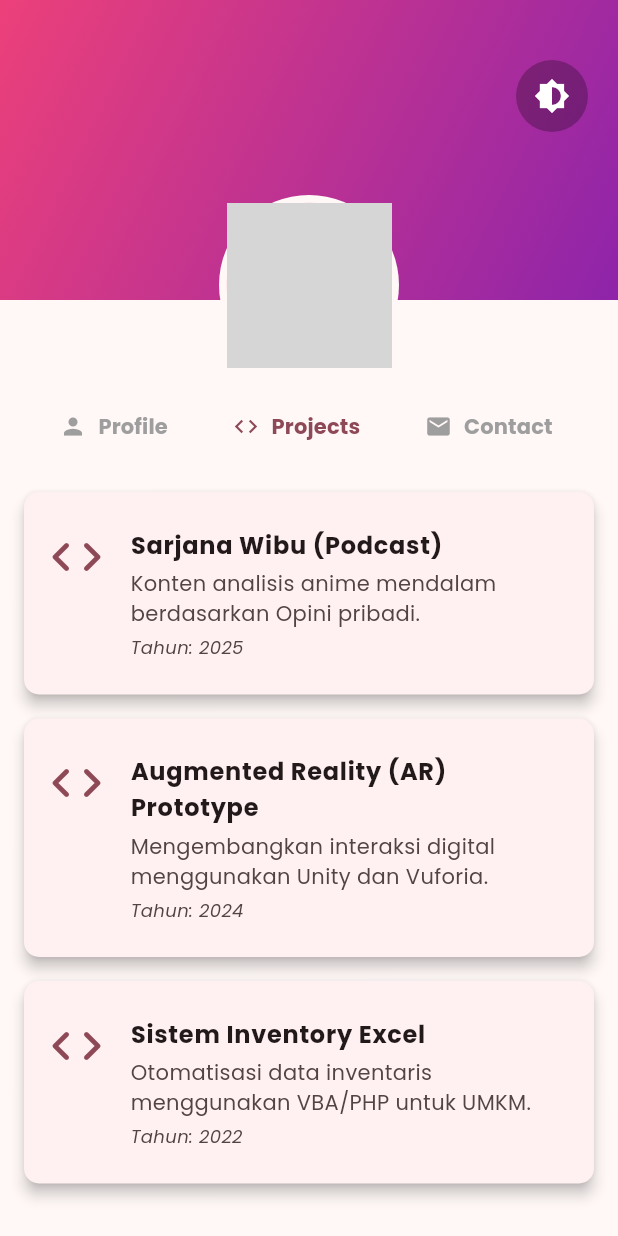
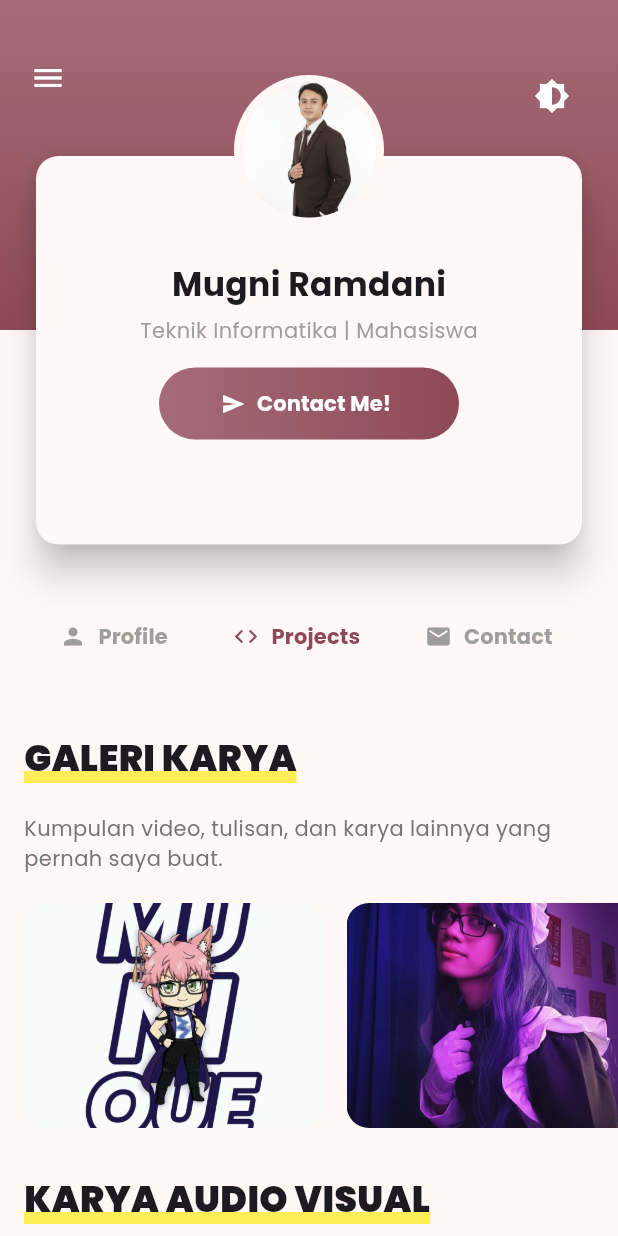
Before and after one commit to mynameismunique/flutter-portofolio, a Flutter app: the screen it shows after launch, after a tap on "Projects", on a phone screen of 412 x 824 dp. Run offline on Flutter 3.47's test engine with Material 3 defaults, Android fonts, the phone set to English and light mode, and no system bars; our stand-ins replace google_fonts; grey boxes are pictures that could not be loaded.

Commit message:
Update tampilan dan tata letak

```diff
--- a/lib/data/app_data.dart
+++ b/lib/data/app_data.dart
@@ -1,8 +1,5 @@
-// lib/data/app_data.dart
-
 import 'package:flutter/material.dart';
-import 'package:font_awesome_flutter/font_awesome_flutter.dart';
-import 'package:uts_mobile_munique/models/profile_model.dart'; // Import model Profile
+import '../models/profile_model.dart';
 
 final Profile userProfile = Profile(
   nama: 'Mugni Ramdani',
@@ -10,12 +7,23 @@ final Profile userProfile = Profile(
   jurusan: 'Teknik Informatika',
   email: 'Mugniramdani@outlook.com',
   telepon: '+62 815-7993-3021',
-  fotoUrl: 'https://munique.my.id/assets/img/profile.jpg',
+  fotoPath: 'assets/img/profile_photo.jpg',
   hobi: ['Writing Fiction', 'Cosplay', 'Anime Analysis', 'Podcasting'],
   skill: ['Flutter', 'PHP', 'Java', 'Writing', 'Unity AR/VR'],
-  status: Status.creativeTechnologist,
 );
 
+const String bioText =
+  "Bagi saya, semuanya berawal dari sebuah cerita. Halo, saya Munique, seorang kreator digital dari Bandung yang menemukan cara untuk bercerita melalui desain dan kode. "
+  "Kecintaan pada tulisan membawa saya ke dunia teknologi, tempat saya bisa membangun \"panggung\" digital untuk berbagai ide.";
+
+const String headerAssetPath = 'assets/img/header_bg.jpg';
+
+final List<String> galleryImagePaths = const [
+  'assets/img/slide_img1.jpeg',
+  'assets/img/slide_img2.jpg',
+  'assets/img/slide_img3.jpg',
+  'assets/img/slide_img4.jpg',
+];
 
 final List<Map<String, String>> projectData = const [
   {
@@ -37,8 +45,8 @@ final List<Map<String, String>> projectData = const [
 
 
 final List<Map<String, dynamic>> contactData = const [
-  {'label': 'GitHub', 'icon': FontAwesomeIcons.github, 'url': 'https://github.com/yourusername'},
-  {'label': 'LinkedIn', 'icon': FontAwesomeIcons.linkedin, 'url': 'https://linkedin.com/in/yourprofile'},
-  {'label': 'Instagram', 'icon': FontAwesomeIcons.instagram, 'url': 'https://instagram.com/munique_arts'},
+  {'label': 'GitHub', 'icon': Icons.code, 'url': 'https://github.com/yourusername'},
+  {'label': 'LinkedIn', 'icon': Icons.business_center, 'url': 'https://linkedin.com/in/yourprofile'},
+  {'label': 'Instagram', 'icon': Icons.camera_alt, 'url': 'https://instagram.com/munique_arts'},
   {'label': 'Email', 'icon': Icons.email, 'url': 'mailto:contact@munique.my.id'},
 ];
--- a/lib/main.dart
+++ b/lib/main.dart
@@ -27,6 +27,7 @@ class _MyAppState extends State<MyApp> {
     return MaterialApp(
       title: 'UTS Munique Profile',
       debugShowCheckedModeBanner: false,
+
       theme: ThemeData(
         useMaterial3: true,
         colorScheme: ColorScheme.fromSeed(
@@ -35,14 +36,16 @@ class _MyAppState extends State<MyApp> {
         ),
         textTheme: GoogleFonts.poppinsTextTheme(ThemeData.light().textTheme),
       ),
+
       darkTheme: ThemeData(
         useMaterial3: true,
         colorScheme: ColorScheme.fromSeed(
-          seedColor: Colors.pink,
+          seedColor: Colors.amber.shade300,
           brightness: Brightness.dark,
         ),
         textTheme: GoogleFonts.poppinsTextTheme(ThemeData.dark().textTheme),
       ),
+
       themeMode: _isDarkMode ? ThemeMode.dark : ThemeMode.light,
 
       home: ProfilePage(toggleTheme: toggleTheme),
--- a/lib/models/profile_model.dart
+++ b/lib/models/profile_model.dart
@@ -1,9 +1,18 @@
-enum Status { mahasiswa, creativeTechnologist, contentCreator }
+enum StatusType { creative, content }
 
 enum ProfileView {
   detail,
   projects,
   hobbies
+}
+
+extension StatusExtension on StatusType {
+  String get label {
+    switch (this) {
+      case StatusType.creative: return 'Creative Technologist';
+      case StatusType.content: return 'Content Creator';
+    }
+  }
 }
 
 class Profile {
@@ -12,10 +21,9 @@ class Profile {
   final String jurusan;
   final String email;
   final String telepon;
-  final String fotoUrl;
+  final String fotoPath;
   final List<String> hobi;
   final List<String> skill;
-  final Status status;
 
   Profile({
     required this.nama,
@@ -23,17 +31,8 @@ class Profile {
     required this.jurusan,
     required this.email,
     required this.telepon,
-    required this.fotoUrl,
+    required this.fotoPath,
     required this.hobi,
     required this.skill,
-    required this.status,
   });
-
-  String get statusLabel {
-    switch (status) {
-      case Status.mahasiswa: return 'Mahasiswa';
-      case Status.creativeTechnologist: return 'Creative Technologist';
-      case Status.contentCreator: return 'Content Creator';
-    }
-  }
 }
--- a/lib/pages/profile_page.dart
+++ b/lib/pages/profile_page.dart
@@ -1,10 +1,10 @@
 import 'package:flutter/material.dart';
 import 'package:google_fonts/google_fonts.dart';
-import 'package:font_awesome_flutter/font_awesome_flutter.dart';
 import '../models/profile_model.dart';
 import '../widgets/info_card.dart';
 import '../widgets/skill_item.dart';
 import '../data/app_data.dart';
+import '../widgets/highlight_title.dart';
 
 class ProfilePage extends StatefulWidget {
   final VoidCallback toggleTheme;
@@ -16,14 +16,117 @@ class ProfilePage extends StatefulWidget {
 
 class _ProfilePageState extends State<ProfilePage> {
   ProfileView _currentView = ProfileView.detail;
+  StatusType? _activeStatus;
+
+  String get currentStatusText {
+    String base = userProfile.jurusan;
+    if (_activeStatus != null) {
+      base += ' | ${_activeStatus!.label}';
+    } else {
+      base += ' | Mahasiswa';
+    }
+    return base;
+  }
+
+  Color getRandomColor(int index, Brightness brightness) {
+    List<Color> lightColors = [Colors.pink.shade300, Colors.purple.shade300, Colors.teal.shade300, Colors.blue.shade300, Colors.amber.shade300];
+    List<Color> darkColors = [Colors.pink.shade700, Colors.purple.shade700, Colors.teal.shade700, Colors.blue.shade700, Colors.amber.shade700];
+
+    if (brightness == Brightness.dark) {
+      return darkColors[index % darkColors.length];
+    }
+    return lightColors[index % lightColors.length];
+  }
+
+  Widget _buildTagSection(String title, List<String> tags, Brightness brightness) {
+    return Column(
+      crossAxisAlignment: CrossAxisAlignment.start,
+      children: [
+        Padding(
+          padding: const EdgeInsets.symmetric(horizontal: 20.0, vertical: 10),
+          child: Text(title, style: GoogleFonts.poppins(fontSize: 18, fontWeight: FontWeight.bold)),
+        ),
+        Padding(
+          padding: const EdgeInsets.symmetric(horizontal: 20.0),
+          child: Wrap(
+            spacing: 8.0,
+            runSpacing: 8.0,
+            children: tags.asMap().entries.map((entry) {
+              int index = entry.key;
+              String tag = entry.value;
+              return Chip(
+                label: Text(tag, style: TextStyle(color: Colors.white, fontWeight: FontWeight.bold)),
+                backgroundColor: getRandomColor(index, brightness),
+              );
+            }).toList(),
+          ),
+        ),
+        const SizedBox(height: 20),
+      ],
+    );
+  }
+
+  Widget _buildImageSlider() {
+    return SizedBox(
+      height: 150,
+      child: ListView.builder(
+        scrollDirection: Axis.horizontal,
+        padding: const EdgeInsets.symmetric(horizontal: 16.0),
+        itemCount: galleryImagePaths.length,
+        itemBuilder: (context, index) {
+          return Padding(
+            padding: const EdgeInsets.only(right: 15.0),
+            child: ClipRRect(
+              borderRadius: BorderRadius.circular(15.0),
+              child: Image.asset(
+                galleryImagePaths[index],
+                width: 200.0, // Rasio 4:3 (150 * 4/3)
+                fit: BoxFit.cover,
+                errorBuilder: (context, error, stackTrace) => Container(
+                  width: 200.0,
+                  color: Colors.grey.shade300,
+                  child: Center(child: Icon(Icons.broken_image)),
+                ),
+              ),
+            ),
+          );
+        },
+      ),
+    );
+  }
 
   Widget _buildProjectsView() {
+    final textColor = Theme.of(context).colorScheme.onBackground;
+
     return Column(
+      crossAxisAlignment: CrossAxisAlignment.start,
       children: [
+        Padding(
+          padding: const EdgeInsets.symmetric(horizontal: 16.0, vertical: 20),
+          child: HighlightTitle(title: 'GALERI KARYA'),
+        ),
+        Padding(
+          padding: const EdgeInsets.symmetric(horizontal: 16.0),
+          child: Text('Kumpulan video, tulisan, dan karya lainnya yang pernah saya buat.', style: TextStyle(color: Colors.grey.shade600)),
+        ),
+
+        const SizedBox(height: 20),
+        _buildImageSlider(),
+        const SizedBox(height: 20),
+
+        Padding(
+          padding: const EdgeInsets.only(top: 10, left: 16.0, right: 16.0, bottom: 20),
+          child: HighlightTitle(title: 'KARYA AUDIO VISUAL'),
+        ),
+        Padding(
+          padding: const EdgeInsets.symmetric(horizontal: 16.0),
+          child: Text('Subscribe channel YouTube Sarjana Wibu untuk update video terbaru.', style: TextStyle(color: Colors.grey.shade600)),
+        ),
+
         ListView.builder(
           shrinkWrap: true,
           physics: const NeverScrollableScrollPhysics(),
-          padding: const EdgeInsets.symmetric(horizontal: 16.0),
+          padding: const EdgeInsets.symmetric(horizontal: 16.0, vertical: 20),
           itemCount: projectData.length,
           itemBuilder: (context, index) {
             final project = projectData[index];
@@ -33,7 +136,7 @@ class _ProfilePageState extends State<ProfilePage> {
               shape: RoundedRectangleBorder(borderRadius: BorderRadius.circular(10)),
               child: ListTile(
                 contentPadding: const EdgeInsets.all(15),
-                leading: Icon(Icons.code_rounded, color: Theme.of(context).primaryColor, size: 40),
+                leading: Icon(Icons.code_rounded, color: textColor, size: 40),
                 title: Text('${project['title']}', style: GoogleFonts.poppins(fontWeight: FontWeight.bold, fontSize: 16)),
                 subtitle: Column(
                   crossAxisAlignment: CrossAxisAlignment.start,
@@ -55,8 +158,14 @@ class _ProfilePageState extends State<ProfilePage> {
   }
 
   Widget _buildContactView() {
+    final textColor = Theme.of(context).colorScheme.onBackground;
+
     return Column(
       children: [
+        InfoCard(icon: Icons.email, text: userProfile.email, label: 'Email'),
+        InfoCard(icon: Icons.phone, text: userProfile.telepon, label: 'WhatsApp'),
+        const SizedBox(height: 20),
+
         ListView.builder(
           shrinkWrap: true,
           physics: const NeverScrollableScrollPhysics(),
@@ -67,7 +176,7 @@ class _ProfilePageState extends State<ProfilePage> {
             return Card(
               margin: const EdgeInsets.only(bottom: 10),
               child: ListTile(
-                leading: Icon(contact['icon'], color: Theme.of(context).primaryColor),
+                leading: Icon(contact['icon'], color: textColor),
                 title: Text(contact['label'].toString()),
                 subtitle: Text(contact['url'].toString()),
                 onTap: () {
@@ -102,83 +211,81 @@ class _ProfilePageState extends State<ProfilePage> {
     );
   }
 
-  Widget _buildDetailSection(BuildContext context) {
+  Widget _buildStatusToggle(StatusType type) {
+    final isActive = _activeStatus == type;
     final primaryColor = Theme.of(context).primaryColor;
 
+    return ActionChip(
+      label: Text(type.label),
+      backgroundColor: isActive ? primaryColor.withOpacity(0.2) : null,
+      side: BorderSide(color: isActive ? primaryColor : Colors.grey.shade400),
+      onPressed: () {
+        setState(() {
+          _activeStatus = isActive ? null : type;
+        });
+      },
+    );
+  }
+
+  Widget _buildContactButton() {
+    return Container(
+      width: 200,
+      decoration: BoxDecoration(
+        borderRadius: BorderRadius.circular(30),
+        gradient: LinearGradient(
+          colors: [Theme.of(context).primaryColor.withOpacity(0.8), Theme.of(context).primaryColor],
+          begin: Alignment.centerLeft,
+          end: Alignment.centerRight,
+        ),
+      ),
+      child: TextButton.icon(
+        icon: Icon(Icons.send, color: Colors.white, size: 16),
+        label: Text("Contact Me!", style: GoogleFonts.poppins(color: Colors.white, fontWeight: FontWeight.bold)),
+        onPressed: () {
+          setState(() {
+            _currentView = ProfileView.hobbies;
+          });
+        },
+      ),
+    );
+  }
+
+
+  Widget _buildDetailSection(BuildContext context) {
+    final brightness = Theme.of(context).brightness;
+
     return Column(
+      crossAxisAlignment: CrossAxisAlignment.start,
       children: [
-        Padding(
-          padding: const EdgeInsets.symmetric(horizontal: 20),
-          child: Column(
-            children: [
-              Text(userProfile.nama, textAlign: TextAlign.center, style: GoogleFonts.poppins(fontSize: 24, fontWeight: FontWeight.bold)),
-              const SizedBox(height: 5),
-              Text('${userProfile.jurusan} | ${userProfile.statusLabel}', textAlign: TextAlign.center, style: GoogleFonts.poppins(fontSize: 14, color: Colors.grey)),
-            ],
-          ),
-        ),
-        const SizedBox(height: 20),
-
-        InfoCard(icon: Icons.email, text: userProfile.email, label: 'Email'),
-        InfoCard(icon: Icons.phone, text: userProfile.telepon, label: 'WhatsApp'),
+        _buildTagSection("Skills", userProfile.skill, brightness),
+        _buildTagSection("Hobbies", userProfile.hobi, brightness),
 
         Padding(
-          padding: const EdgeInsets.all(20.0),
-          child: Column(
-            crossAxisAlignment: CrossAxisAlignment.start,
-            children: [
-              Text("Skills", style: GoogleFonts.poppins(fontSize: 18, fontWeight: FontWeight.bold)),
-              const SizedBox(height: 10),
-              GridView.builder(
-                shrinkWrap: true, physics: const NeverScrollableScrollPhysics(),
-                gridDelegate: const SliverGridDelegateWithFixedCrossAxisCount(
-                  crossAxisCount: 3, childAspectRatio: 1.1, crossAxisSpacing: 10, mainAxisSpacing: 10,
-                ),
-                itemCount: userProfile.skill.length,
-                itemBuilder: (context, index) {
-                  return SkillItem(skillName: userProfile.skill[index]);
-                },
-              ),
-            ],
+          padding: const EdgeInsets.symmetric(horizontal: 20.0, vertical: 20.0),
+          child: Text(
+            bioText,
+            textAlign: TextAlign.justify,
+            style: GoogleFonts.poppins(fontSize: 15),
           ),
         ),
 
         Padding(
-          padding: const EdgeInsets.fromLTRB(20, 0, 20, 40),
-          child: Column(
-            crossAxisAlignment: CrossAxisAlignment.start,
+          padding: const EdgeInsets.symmetric(horizontal: 20.0),
+          child: Row(
+            mainAxisAlignment: MainAxisAlignment.start,
             children: [
-              Text("Hobbies & Interests", style: GoogleFonts.poppins(fontSize: 18, fontWeight: FontWeight.bold)),
-              const SizedBox(height: 10),
-              SizedBox(
-                height: 50,
-                child: ListView.builder(
-                  scrollDirection: Axis.horizontal, itemCount: userProfile.hobi.length,
-                  itemBuilder: (context, index) {
-                    return Container(
-                      margin: const EdgeInsets.only(right: 10),
-                      padding: const EdgeInsets.symmetric(horizontal: 20, vertical: 10),
-                      decoration: BoxDecoration(
-                        color: primaryColor.withValues(alpha: 0.1),
-                        borderRadius: BorderRadius.circular(30),
-                        border: Border.all(color: primaryColor),
-                      ),
-                      child: Center(
-                        child: Text(userProfile.hobi[index], style: TextStyle(color: primaryColor, fontWeight: FontWeight.bold)),
-                      ),
-                    );
-                  },
-                ),
-              ),
+              _buildStatusToggle(StatusType.creative),
+              const SizedBox(width: 8),
+              _buildStatusToggle(StatusType.content),
             ],
           ),
         ),
+        const SizedBox(height: 40),
       ],
     );
   }
 
   Widget _buildDynamicContent() {
-    // Memanggil content yang sudah dibungkus Column
     switch (_currentView) {
       case ProfileView.projects:
         return _buildProjectsView();
@@ -193,33 +300,68 @@ class _ProfilePageState extends State<ProfilePage> {
   @override
   Widget build(BuildContext context) {
     final surfaceColor = Theme.of(context).scaffoldBackgroundColor;
+    final cardColor = Theme.of(context).cardColor;
+    final primaryColor = Theme.of(context).primaryColor;
 
     return Scaffold(
       body: SingleChildScrollView(
         child: Column(
           children: [
             Stack(
-              alignment: Alignment.center,
               clipBehavior: Clip.none,
+              alignment: Alignment.topCenter,
               children: [
                 Container(
-                  height: 200, width: double.infinity,
-                  decoration: BoxDecoration(gradient: LinearGradient(colors: [Colors.pink.shade400, Colors.purple.shade600], begin: Alignment.topLeft, end: Alignment.bottomRight,)),
-                ),
-                Positioned( top: 40, right: 20,
-                  child: Container( decoration: const BoxDecoration(color: Colors.black26, shape: BoxShape.circle,),
-                    child: IconButton(icon: const Icon(Icons.brightness_6, color: Colors.white), onPressed: widget.toggleTheme, tooltip: 'Ganti Tema'),
+                  height: 220,
+                  width: double.infinity,
+                  decoration: BoxDecoration(
+                    gradient: LinearGradient(
+                      colors: [primaryColor.withOpacity(0.8), primaryColor],
+                      begin: Alignment.topCenter,
+                      end: Alignment.bottomCenter,
+                    ),
                   ),
                 ),
-                Positioned( bottom: -50,
+                Positioned( top: 40, left: 20, child: Icon(Icons.menu, color: Colors.white)),
+                Positioned( top: 40, right: 20,
+                  child: IconButton(
+                    icon: const Icon(Icons.brightness_6, color: Colors.white),
+                    onPressed: widget.toggleTheme,
+                    tooltip: 'Ganti Tema'
+                  ),
+                ),
+                Positioned(
+                  top: 100,
+                  left: 20,
+                  right: 20,
+                  child: Card(
+                    color: cardColor,
+                    elevation: 10,
+                    shape: RoundedRectangleBorder(borderRadius: BorderRadius.circular(15)),
+                    child: Padding(
+                      padding: const EdgeInsets.symmetric(vertical: 70.0, horizontal: 20),
+                      child: Column(
+                        children: [
+                          Text(userProfile.nama, style: GoogleFonts.poppins(fontSize: 22, fontWeight: FontWeight.bold)),
+                          const SizedBox(height: 5),
+                          Text(currentStatusText, style: GoogleFonts.poppins(fontSize: 14, color: Colors.grey)),
+                          const SizedBox(height: 15),
+                          _buildContactButton(),
+                        ],
+                      ),
+                    ),
+                  ),
+                ),
+                Positioned(
+                  top: 50,
                   child: CircleAvatar(
-                    radius: 60, backgroundColor: surfaceColor,
-                    child: CircleAvatar(radius: 55, backgroundImage: NetworkImage(userProfile.fotoUrl)),
+                    radius: 50, backgroundColor: surfaceColor,
+                    child: CircleAvatar(radius: 45, backgroundImage: AssetImage(userProfile.fotoPath)),
                   ),
                 ),
               ],
             ),
-            const SizedBox(height: 60),
+            const SizedBox(height: 180),
 
             Padding(
               padding: const EdgeInsets.symmetric(horizontal: 20.0),
--- /dev/null
+++ b/lib/widgets/highlight_title.dart
@@ -0,0 +1,42 @@
+import 'package:flutter/material.dart';
+import 'package:google_fonts/google_fonts.dart';
+
+class HighlightTitle extends StatelessWidget {
+  final String title;
+
+  const HighlightTitle({
+    super.key,
+    required this.title,
+  });
+
+  @override
+  Widget build(BuildContext context) {
+    return Column(
+      crossAxisAlignment: CrossAxisAlignment.start,
+      children: [
+        Stack(
+          children: [
+            Positioned(
+              bottom: 0,
+              left: 0,
+              right: 0,
+              child: Container(
+                height: 8,
+                color: Colors.yellow.shade400,
+              ),
+            ),
+
+            Text(
+              title,
+              style: GoogleFonts.poppins(
+                fontSize: 24,
+                fontWeight: FontWeight.w900,
+                color: Theme.of(context).textTheme.headlineMedium?.color,
+              ),
+            ),
+          ],
+        ),
+      ],
+    );
+  }
+}
--- a/pubspec.yaml
+++ b/pubspec.yaml
@@ -13,7 +13,6 @@ dependencies:
     sdk: flutter
 
   google_fonts: ^6.1.0
-  font_awesome_flutter: ^10.6.0
 
 dev_dependencies:
   flutter_test:
@@ -21,3 +20,7 @@ dev_dependencies:
   flutter_lints: ^6.0.0
 
 flutter:
+  uses-material-design: true
+
+  assets:
+    - assets/img/
```
Also changed, not shown: assets/img/header_bg.jpg (added), assets/img/profile_photo.jpg (added), assets/img/slide_img1.jpeg (added), assets/img/slide_img2.jpg (added), assets/img/slide_img3.jpg (added), assets/img/slide_img4.jpg (added), pubspec.lock.
